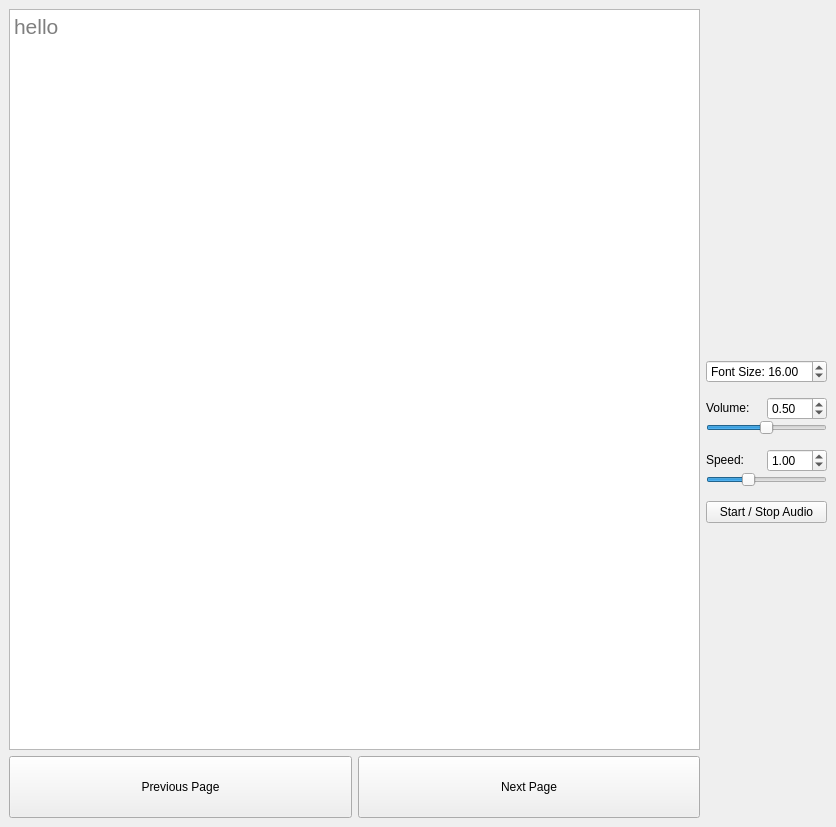
This is BookWindow.ui in Aidanjm13/AudiobookReader as Qt 5 draws it before an edit. The edited form follows.
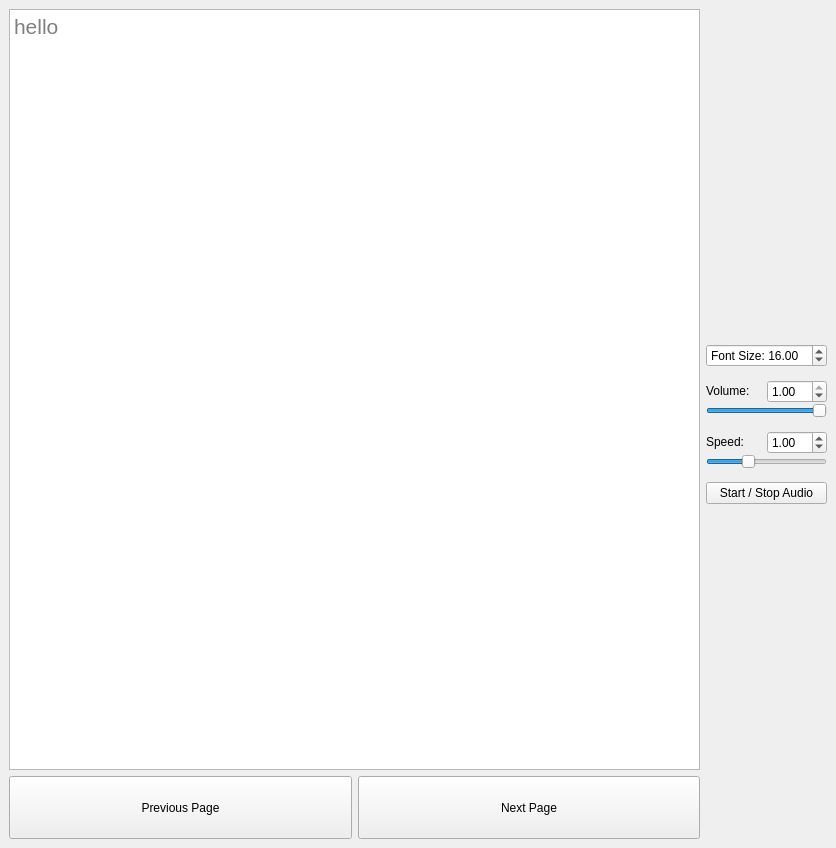
This is the edited form.

Patch:
```diff
--- a/BookWindow.ui
+++ b/BookWindow.ui
@@ -7,7 +7,7 @@
     <x>0</x>
     <y>0</y>
     <width>836</width>
-    <height>827</height>
+    <height>848</height>
    </rect>
   </property>
   <property name="windowTitle">
@@ -92,7 +92,7 @@
      </layout>
     </item>
     <item>
-     <layout class="QVBoxLayout" name="ControlsArea" stretch="1,0,0,0">
+     <layout class="QVBoxLayout" name="ControlsArea" stretch="0,1,0,0,0,0">
       <property name="spacing">
        <number>13</number>
       </property>
@@ -100,11 +100,24 @@
        <enum>QLayout::SizeConstraint::SetNoConstraint</enum>
       </property>
       <property name="topMargin">
-       <number>350</number>
+       <number>0</number>
       </property>
       <property name="bottomMargin">
-       <number>293</number>
+       <number>0</number>
       </property>
+      <item>
+       <spacer name="verticalSpacer">
+        <property name="orientation">
+         <enum>Qt::Orientation::Vertical</enum>
+        </property>
+        <property name="sizeHint" stdset="0">
+         <size>
+          <width>20</width>
+          <height>40</height>
+         </size>
+        </property>
+       </spacer>
+      </item>
       <item>
        <widget class="QDoubleSpinBox" name="FontEntry">
         <property name="prefix">
@@ -162,7 +175,7 @@
              <double>0.010000000000000</double>
             </property>
             <property name="value">
-             <double>0.500000000000000</double>
+             <double>1.000000000000000</double>
             </property>
            </widget>
           </item>
@@ -174,7 +187,7 @@
            <number>100</number>
           </property>
           <property name="value">
-           <number>50</number>
+           <number>100</number>
           </property>
           <property name="orientation">
            <enum>Qt::Orientation::Horizontal</enum>
@@ -217,6 +230,9 @@
             <property name="decimals">
              <number>2</number>
             </property>
+            <property name="minimum">
+             <double>0.010000000000000</double>
+            </property>
             <property name="maximum">
              <double>3.000000000000000</double>
             </property>
@@ -232,6 +248,9 @@
         </item>
         <item>
          <widget class="QSlider" name="speedSlider">
+          <property name="minimum">
+           <number>1</number>
+          </property>
           <property name="maximum">
            <number>300</number>
           </property>
@@ -252,6 +271,19 @@
         </property>
        </widget>
       </item>
+      <item>
+       <spacer name="verticalSpacer_2">
+        <property name="orientation">
+         <enum>Qt::Orientation::Vertical</enum>
+        </property>
+        <property name="sizeHint" stdset="0">
+         <size>
+          <width>20</width>
+          <height>40</height>
+         </size>
+        </property>
+       </spacer>
+      </item>
      </layout>
     </item>
    </layout>
```
Left out of the diff: 4 changed lines with no effect on the pictures.
